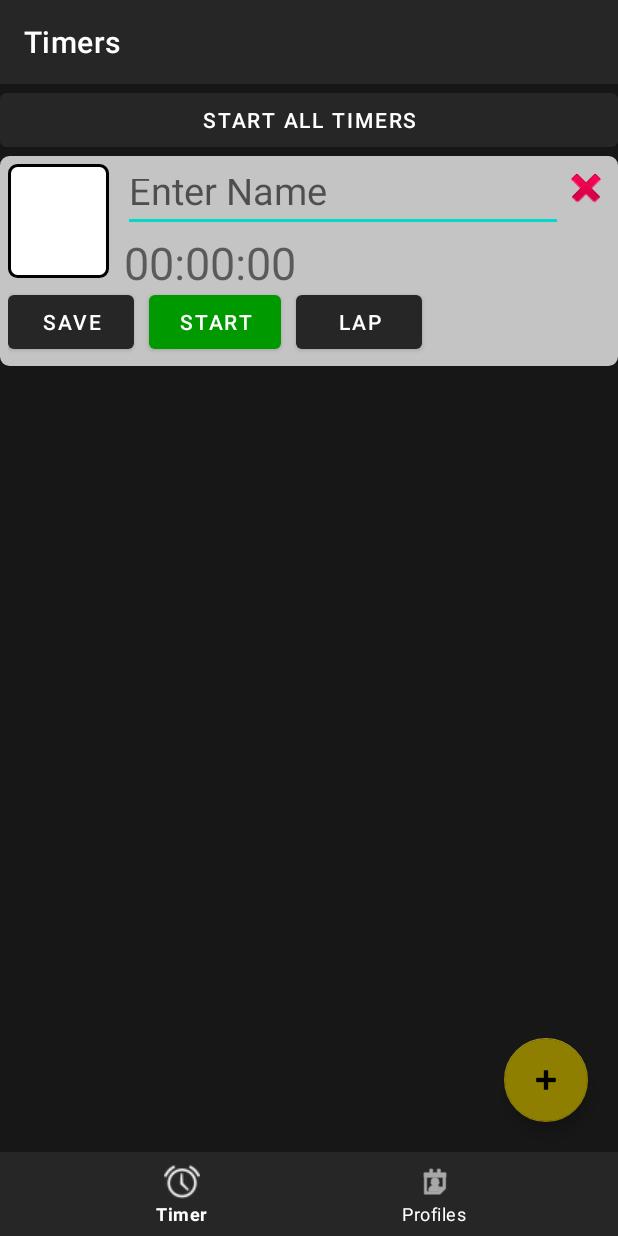
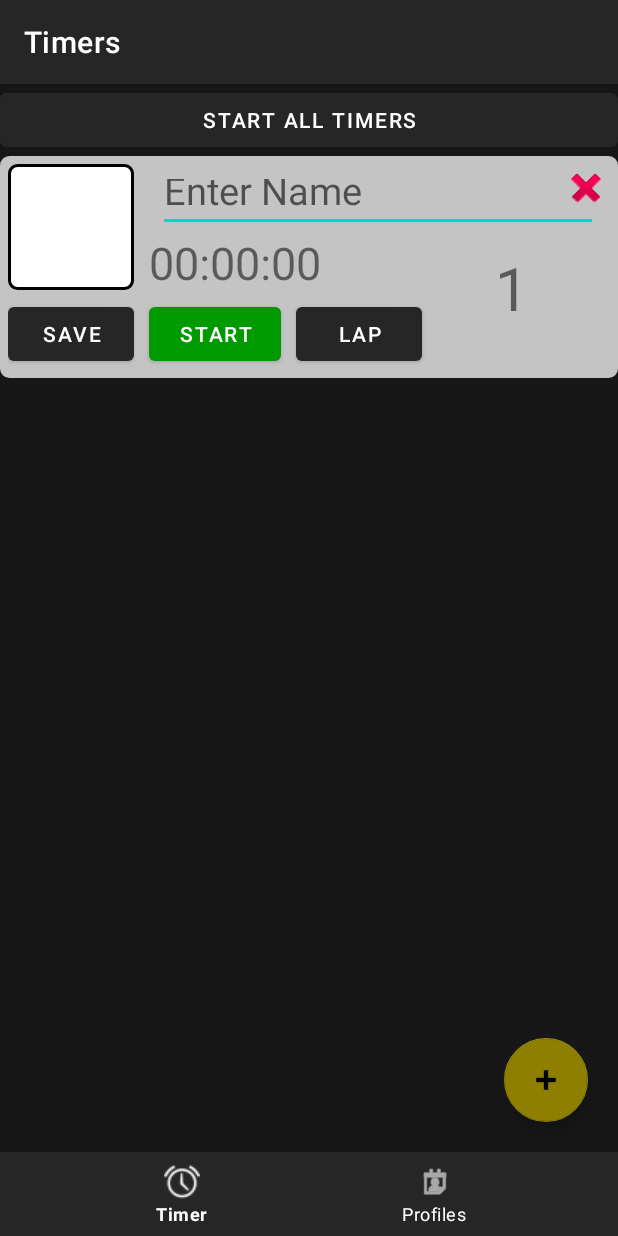
Before and after one commit to JaredjWilliams/Assistant-Coach, an Android app: the screen it shows after launch (TimersActivity), after a tap on an icon or button, on a phone screen of 412 x 824 dp. Run offline under Robolectric (Android 15) with nearby library versions, the phone set to English and light mode, and no system bars.

Commit message:
image view fits better in the view. Holders are reset when red x is clicked

```diff
--- a/app/src/main/java/com/example/runningtimer/stopwatch/models/Stopwatch.java
+++ b/app/src/main/java/com/example/runningtimer/stopwatch/models/Stopwatch.java
@@ -17,12 +17,16 @@ public class Stopwatch {
     private long totalLapTime = 0;
     private final ScheduledExecutorService scheduler = Executors.newScheduledThreadPool(1);
     private ScheduledFuture<?> timerHandle;
-    private List<Lap> laps = new ArrayList<Lap>();
+    private List<Lap> laps = new ArrayList<Lap>(0);
     private int lapCounter = 0;
     private boolean isStarted;
 
     public Stopwatch() {
         this.name = "";
+    }
+
+    public String getAverageLap() {
+        return formatTime(totalElapsedTime / laps.size());
     }
 
     public void startTimer() {
@@ -85,4 +89,6 @@ public class Stopwatch {
     public Lap getLastLap() {
         return laps.get(laps.size() - 1);
     }
+
+    public int getLapCounter() {return lapCounter;}
 }
--- a/app/src/main/java/com/example/runningtimer/ui/profiles/NewProfilePopup.java
+++ b/app/src/main/java/com/example/runningtimer/ui/profiles/NewProfilePopup.java
@@ -125,6 +125,7 @@ public class NewProfilePopup extends AppCompatActivity {
     private void resetLayout() {
         nameField.setText("");
         profileImage.setImageResource(0);
+        addProfileImageButton.setVisibility(View.VISIBLE);
     }
 
 
--- a/app/src/main/java/com/example/runningtimer/ui/timers/TimerAdapter.java
+++ b/app/src/main/java/com/example/runningtimer/ui/timers/TimerAdapter.java
@@ -44,6 +44,7 @@ public class TimerAdapter extends RecyclerView.Adapter<TimerViewHolder> {
         holder.stopwatch = stopwatchList.get(position);
         holder.presenter = presenter;
         holder.setName();
+        holder.setLapCountText();
         holder.performSlideIn();
         holder.updateUI();
     }
--- a/app/src/main/java/com/example/runningtimer/ui/timers/TimerViewHolder.java
+++ b/app/src/main/java/com/example/runningtimer/ui/timers/TimerViewHolder.java
@@ -29,7 +29,7 @@ public class TimerViewHolder extends RecyclerView.ViewHolder implements TimerVie
     TimerPresenter presenter;
     GridLayout laps;
     Button startButton, lapButton;
-    TextView timeText;
+    TextView timeText, lastLapText, averageLap, lapCountText;
     EditText name;
     Stopwatch stopwatch;
     Context context;
@@ -65,6 +65,9 @@ public class TimerViewHolder extends RecyclerView.ViewHolder implements TimerVie
         name = itemView.findViewById(R.id.athlete_name);
         athletePicture = itemView.findViewById(R.id.athlete_picture);
         deleteTimerButton = itemView.findViewById(R.id.delete_timer_button);
+        lastLapText = itemView.findViewById(R.id.last_lap);
+        averageLap = itemView.findViewById(R.id.average_a_lap);
+        lapCountText = itemView.findViewById(R.id.lap_count);
 
         setupStartButtonClick();
         setupLapButtonClick();
@@ -100,12 +103,27 @@ public class TimerViewHolder extends RecyclerView.ViewHolder implements TimerVie
 
     }
 
+    public void setLapCountText() {
+        lapCountText.setText("" + (stopwatch.getLapCounter() + 1));
+    }
+
+    private void setAverageLap() {
+        averageLap.setText("Avg - " + stopwatch.getAverageLap());
+    }
+
     public void setDeleteTimerButtonClick() {
         deleteTimerButton.setOnClickListener(view -> {
             performSlideOut();
             presenter.delete(stopwatch);
+            resetViewHolder();
+        });
+    }
 
-        });
+    public void resetViewHolder() {
+        athletePicture.setImageResource(0);
+        lastLapText.setText("");
+        averageLap.setText("");
+        lapCountText.setText("");
     }
 
     public void setStartStopButtonUI() {
@@ -127,23 +145,21 @@ public class TimerViewHolder extends RecyclerView.ViewHolder implements TimerVie
     }
 
     private void setupLapButtonClick() {
-
-        GridLayout.LayoutParams params = new GridLayout.LayoutParams();
         lapButton.setOnClickListener(v -> {
 
-//                stopwatch.lapTimer();
-//                Lap lastLap = stopwatch.getLastLap();
-//                TextView textview = new TextView(context);
-//                String lapText = "<b>" + lastLap.getLapCount() + ":</b> " + lastLap.getTime();
-//                textview.setText(Html.fromHtml(lapText, Html.FROM_HTML_MODE_LEGACY));
-//
-//
-//                params.width = GridLayout.LayoutParams.WRAP_CONTENT;
-//                params.height = GridLayout.LayoutParams.WRAP_CONTENT;
-//                textview.setPadding(5, 5, 5, 5);
-//
-//                laps.addView(textview);
+            if (stopwatch.isStarted()) {
+                stopwatch.lapTimer();
+                setLastLapText();
+                setAverageLap();
+                setLapCountText();
+            }
         });
+    }
+
+    private void setLastLapText() {
+        String lapText = "Last - " + stopwatch.getLastLap().getTime();
+
+        lastLapText.setText(lapText);
     }
 
     public void updateUI() {
@@ -187,7 +203,11 @@ public class TimerViewHolder extends RecyclerView.ViewHolder implements TimerVie
         for (Profile profile : presenter.listOfProfiles) {
             if (profile.getName().equals(name)) {
                 athletePicture.setImageDrawable(profile.getProfilePicture());
+                return;
             }
         }
+
+        athletePicture.setImageResource(0);
+
     }
 }
--- a/app/src/main/java/com/example/runningtimer/ui/timers/TimerViewHolderInterface.java
+++ b/app/src/main/java/com/example/runningtimer/ui/timers/TimerViewHolderInterface.java
@@ -5,6 +5,8 @@ import android.widget.EditText;
 public interface TimerViewHolderInterface {
 
 
+    void resetViewHolder();
+
     String getNameChange();
 
     void setName();
--- a/app/src/main/java/com/example/runningtimer/ui/timers/TimersActivity.java
+++ b/app/src/main/java/com/example/runningtimer/ui/timers/TimersActivity.java
@@ -1,7 +1,6 @@
 package com.example.runningtimer.ui.timers;
 
 import android.os.Bundle;
-import android.view.View;
 import android.widget.Button;
 
 import androidx.appcompat.app.AppCompatActivity;
@@ -55,21 +54,11 @@ public class TimersActivity extends AppCompatActivity implements TimerViewInterf
     }
 
     private void setupNewTimerButton() {
-        addTimerButton.setOnClickListener(new View.OnClickListener() {
-            @Override
-            public void onClick(View v) {
-                presenter.addTimer();
-            }
-        });
+        addTimerButton.setOnClickListener(v -> presenter.addTimer());
     }
 
     private void setupStartAllButton() {
-        startAllButton.setOnClickListener(new View.OnClickListener() {
-            @Override
-            public void onClick(View v) {
-                presenter.startStopAllTimers();
-            }
-        });
+        startAllButton.setOnClickListener(v -> presenter.startStopAllTimers());
     }
 
     @Override
--- a/app/src/main/res/layout/activity_profiles.xml
+++ b/app/src/main/res/layout/activity_profiles.xml
@@ -82,7 +82,7 @@
             android:layout_width="108dp"
             android:layout_height="137dp"
             android:background="@drawable/timer_profile_boarder_background"
-            android:scaleType="fitXY"
+            android:scaleType="center"
             app:layout_constraintEnd_toEndOf="parent"
             app:layout_constraintStart_toStartOf="parent"
             app:layout_constraintTop_toBottomOf="@+id/name_field" />
--- a/app/src/main/res/layout/stopwatch_layout.xml
+++ b/app/src/main/res/layout/stopwatch_layout.xml
@@ -12,7 +12,7 @@
 
     <TextView
         android:id="@+id/timer_number"
-        android:layout_width="167dp"
+        android:layout_width="wrap_content"
         android:layout_height="40dp"
         android:layout_marginStart="10dp"
         android:text="00:00:00"
@@ -24,7 +24,7 @@
         android:id="@+id/athlete_name"
         android:layout_width="wrap_content"
         android:layout_height="45dp"
-        android:layout_marginStart="10dp"
+        android:layout_marginStart="40dp"
         android:ems="10"
         android:hint="Enter Name"
         android:inputType="text"
@@ -66,10 +66,10 @@
 
     <ImageView
         android:id="@+id/athlete_picture"
-        android:layout_width="67dp"
-        android:layout_height="76dp"
+        android:layout_width="84dp"
+        android:layout_height="84dp"
         android:background="@drawable/timer_profile_boarder_background"
-        android:scaleType="fitXY"
+        android:scaleType="centerCrop"
         app:layout_constraintStart_toStartOf="parent"
         app:layout_constraintTop_toTopOf="parent"
         tools:srcCompat="@tools:sample/avatars" />
@@ -83,4 +83,38 @@
         app:layout_constraintTop_toTopOf="parent"
         app:srcCompat="@android:drawable/ic_delete" />
 
+    <TextView
+        android:id="@+id/last_lap"
+        android:layout_width="wrap_content"
+        android:layout_height="wrap_content"
+        android:layout_marginStart="8dp"
+        android:layout_marginTop="16dp"
+        android:text=""
+        app:layout_constraintStart_toEndOf="@+id/timer_number"
+        app:layout_constraintTop_toBottomOf="@+id/athlete_name" />
+
+    <TextView
+        android:id="@+id/average_a_lap"
+        android:layout_width="wrap_content"
+        android:layout_height="wrap_content"
+        android:layout_marginStart="8dp"
+        android:layout_marginTop="2dp"
+        android:text=""
+        app:layout_constraintBottom_toTopOf="@+id/last_lap"
+        app:layout_constraintStart_toEndOf="@+id/timer_number"
+        app:layout_constraintTop_toBottomOf="@+id/athlete_name" />
+
+    <TextView
+        android:id="@+id/lap_count"
+        android:layout_width="120dp"
+        android:layout_height="wrap_content"
+        android:layout_marginBottom="28dp"
+        android:gravity="center"
+        android:text=""
+        android:textSize="40sp"
+        app:layout_constraintBottom_toBottomOf="parent"
+        app:layout_constraintEnd_toEndOf="parent"
+        app:layout_constraintHorizontal_bias="0.0"
+        app:layout_constraintStart_toEndOf="@+id/lap_button" />
+
 </androidx.constraintlayout.widget.ConstraintLayout>
```
